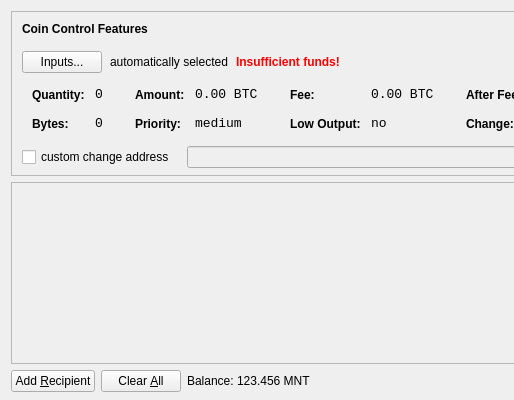
Old version of the form src/qt/forms/sendcoinsdialog.ui in the repository doscoin-project/Doscoin; both pictures show x 0 to 514 and y 0 to 400 of the 850 by 400 pixel window.
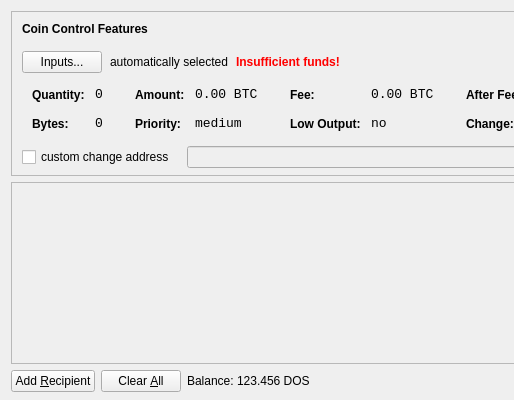
New version of the form. Icons and pictures are not drawn.

```diff
--- a/src/qt/forms/sendcoinsdialog.ui
+++ b/src/qt/forms/sendcoinsdialog.ui
@@ -720,7 +720,7 @@
           <cursorShape>IBeamCursor</cursorShape>
          </property>
          <property name="text">
-          <string>123.456 MNT</string>
+          <string>123.456 DOS</string>
          </property>
          <property name="textInteractionFlags">
           <set>Qt::LinksAccessibleByMouse|Qt::TextSelectableByKeyboard|Qt::TextSelectableByMouse</set>
```
